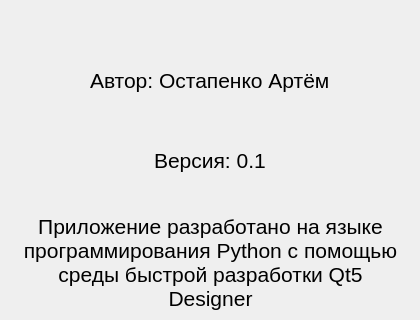
First picture: the form in UIs/AboutProgramForm.ui, repository Krahjotdaan/LearningPoem, before the edit; both pictures show x 0 to 420 and y 270 to 590 of the 420 by 700 pixel window.
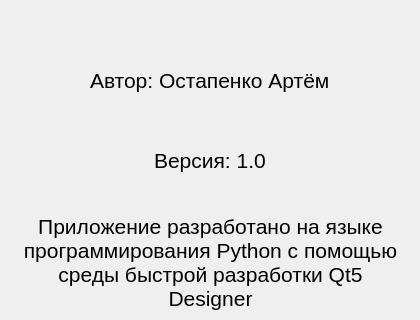
Second picture: the form after the edit. Icons and pictures are not drawn.

What changed in the file:
```diff
--- a/UIs/AboutProgramForm.ui
+++ b/UIs/AboutProgramForm.ui
@@ -96,7 +96,7 @@
         </font>
        </property>
        <property name="text">
-        <string>Версия: 0.1</string>
+        <string>Версия: 1.0</string>
        </property>
       </widget>
      </item>
```
